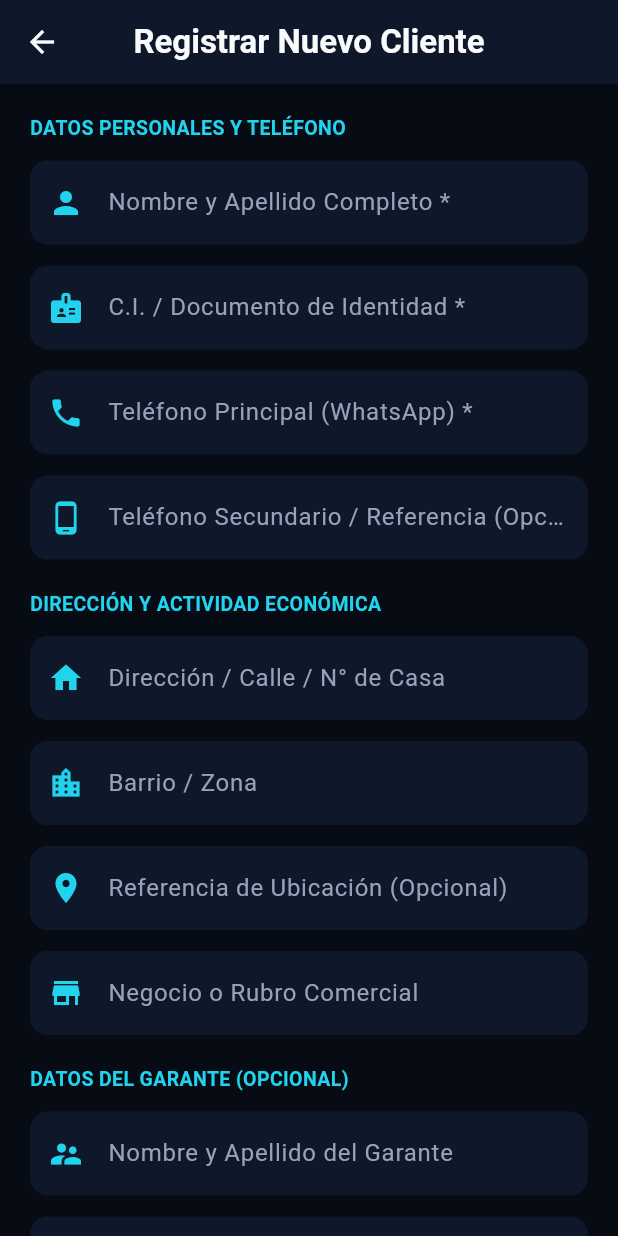
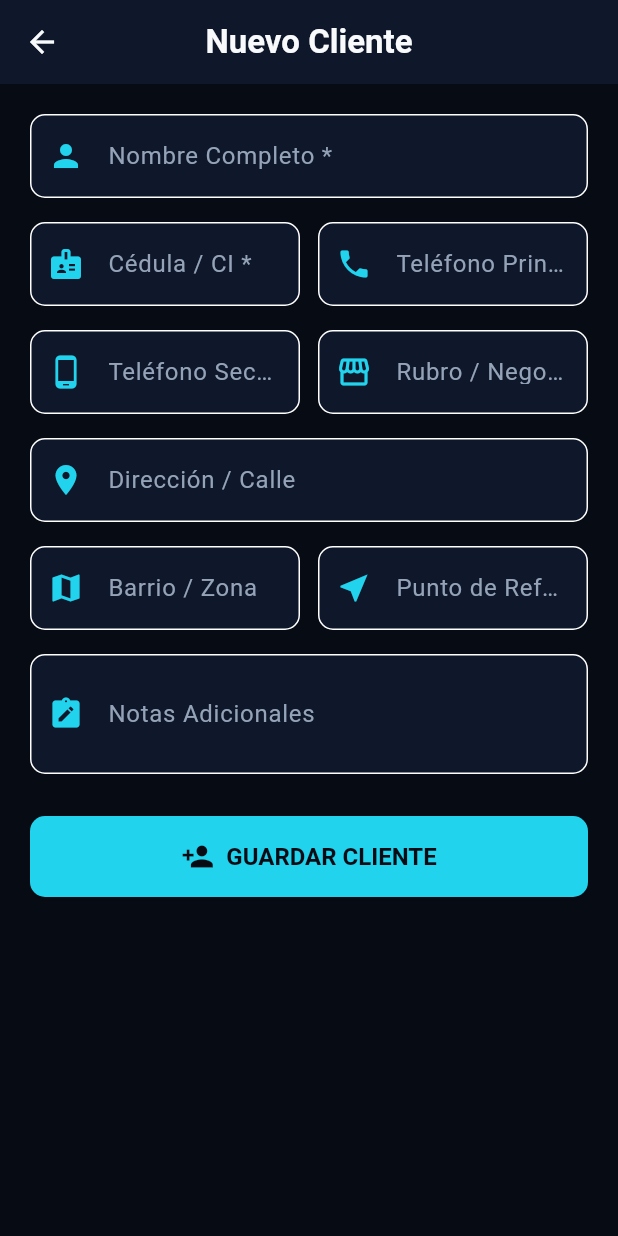
Before and after one commit to Avrorasoft/AScobrar, a Flutter app: the NewClientScreen screen opened directly, on a phone screen of 412 x 824 dp. Run offline on Flutter 3.47's test engine with Material 3 defaults, Android fonts, the phone set to English and light mode, and no system bars; our stand-ins replace cloud_firestore, connectivity_plus, firebase_core, flutter_animate, flutter_local_notifications, flutter_riverpod and 6 more; accounts and stored records are empty.

Commit message:
fix: sincronizacion completa de creacion y edicion de clientes con Hive

```diff
--- a/lib/screens/clients/new_client_screen.dart
+++ b/lib/screens/clients/new_client_screen.dart
@@ -1,110 +1,123 @@
 import 'package:flutter/material.dart';
+import 'package:flutter_riverpod/flutter_riverpod.dart';
 import '../../core/theme/app_colors.dart';
 import '../../models/client_model.dart';
-import '../../services/data_service.dart';
+import '../../providers/clients_provider.dart';
 
-class NewClientScreen extends StatefulWidget {
+class NewClientScreen extends ConsumerStatefulWidget {
   final Client? clientToEdit;
 
   const NewClientScreen({super.key, this.clientToEdit});
 
   @override
-  State<NewClientScreen> createState() => _NewClientScreenState();
+  ConsumerState<NewClientScreen> createState() => _NewClientScreenState();
 }
 
-class _NewClientScreenState extends State<NewClientScreen> {
+class _NewClientScreenState extends ConsumerState<NewClientScreen> {
   final _formKey = GlobalKey<FormState>();
+  final _nameController = TextEditingController();
+  final _documentController = TextEditingController();
+  final _phoneController = TextEditingController();
+  final _phoneSecondaryController = TextEditingController();
+  final _addressController = TextEditingController();
+  final _neighborhoodController = TextEditingController();
+  final _referenceController = TextEditingController();
+  final _businessController = TextEditingController();
+  final _notesController = TextEditingController();
 
-  late TextEditingController _name;
-  late TextEditingController _ci;
-  late TextEditingController _phone;
-  late TextEditingController _phone2;
-  late TextEditingController _street;
-  late TextEditingController _neighborhood;
-  late TextEditingController _reference;
-  late TextEditingController _business;
-  late TextEditingController _guarantorName;
-  late TextEditingController _guarantorPhone;
-  late TextEditingController _guarantorCi;
+  bool _isSaving = false;
 
   @override
   void initState() {
     super.initState();
-    final c = widget.clientToEdit;
-    _name = TextEditingController(text: c?.name ?? '');
-    _ci = TextEditingController(text: c?.documentId ?? '');
-    _phone = TextEditingController(text: c?.phone ?? '');
-    _phone2 = TextEditingController(text: c?.phoneSecondary ?? '');
-    _street = TextEditingController(text: (c?.street.isNotEmpty == true) ? c!.street : (c?.address ?? ''));
-    _neighborhood = TextEditingController(text: c?.neighborhood ?? '');
-    _reference = TextEditingController(text: c?.reference ?? '');
-    _business = TextEditingController(text: c?.business ?? '');
-    _guarantorName = TextEditingController(text: c?.guarantorName ?? '');
-    _guarantorPhone = TextEditingController(text: c?.guarantorPhone ?? '');
-    _guarantorCi = TextEditingController(text: c?.guarantorDocumentId ?? '');
+    if (widget.clientToEdit != null) {
+      final c = widget.clientToEdit!;
+      _nameController.text = c.name;
+      _documentController.text = c.documentId;
+      _phoneController.text = c.phone;
+      _phoneSecondaryController.text = c.phoneSecondary;
+      _addressController.text = c.address;
+      _neighborhoodController.text = c.neighborhood;
+      _referenceController.text = c.reference;
+      _businessController.text = c.business;
+      _notesController.text = c.notes;
+    }
   }
 
   @override
   void dispose() {
-    _name.dispose();
-    _ci.dispose();
-    _phone.dispose();
-    _phone2.dispose();
-    _street.dispose();
-    _neighborhood.dispose();
-    _reference.dispose();
-    _business.dispose();
-    _guarantorName.dispose();
-    _guarantorPhone.dispose();
-    _guarantorCi.dispose();
+    _nameController.dispose();
+    _documentController.dispose();
+    _phoneController.dispose();
+    _phoneSecondaryController.dispose();
+    _addressController.dispose();
+    _neighborhoodController.dispose();
+    _referenceController.dispose();
+    _businessController.dispose();
+    _notesController.dispose();
     super.dispose();
   }
 
   Future<void> _saveClient() async {
     if (!_formKey.currentState!.validate()) return;
 
-    if (widget.clientToEdit != null) {
-      final current = widget.clientToEdit!;
-      final updated = current.copyWith(
-        name: _name.text.trim(),
-        documentId: _ci.text.trim(),
-        phone: _phone.text.trim(),
-        phoneSecondary: _phone2.text.trim(),
-        street: _street.text.trim(),
-        address: _street.text.trim(),
-        neighborhood: _neighborhood.text.trim(),
-        reference: _reference.text.trim(),
-        business: _business.text.trim(),
-        guarantorName: _guarantorName.text.trim(),
-        guarantorPhone: _guarantorPhone.text.trim(),
-        guarantorDocumentId: _guarantorCi.text.trim(),
+    setState(() => _isSaving = true);
+
+    try {
+      final now = DateTime.now();
+      final isEditing = widget.clientToEdit != null;
+
+      final client = Client(
+        id: isEditing ? widget.clientToEdit!.id : 'cli_${now.millisecondsSinceEpoch}',
+        name: _nameController.text.trim(),
+        documentId: _documentController.text.trim(),
+        phone: _phoneController.text.trim(),
+        phoneSecondary: _phoneSecondaryController.text.trim(),
+        address: _addressController.text.trim(),
+        street: _addressController.text.trim(),
+        neighborhood: _neighborhoodController.text.trim(),
+        reference: _referenceController.text.trim(),
+        business: _businessController.text.trim(),
+        notes: _notesController.text.trim(),
+        guarantorName: widget.clientToEdit?.guarantorName ?? '',
+        guarantorPhone: widget.clientToEdit?.guarantorPhone ?? '',
+        guarantorDocumentId: widget.clientToEdit?.guarantorDocumentId ?? '',
+        guarantorAddress: widget.clientToEdit?.guarantorAddress ?? '',
+        creditScore: widget.clientToEdit?.creditScore ?? 100.0,
+        creditLimit: widget.clientToEdit?.creditLimit ?? 5000.0,
+        latitude: widget.clientToEdit?.latitude ?? 0.0,
+        longitude: widget.clientToEdit?.longitude ?? 0.0,
+        isActive: widget.clientToEdit?.isActive ?? true,
+        createdAt: widget.clientToEdit?.createdAt ?? now,
       );
-      await DataService.updateClient(updated);
+
+      if (isEditing) {
+        await ref.read(clientControllerProvider.notifier).updateClient(client);
       } else {
-      final newId = await DataService.createClient(
-        name: _name.text.trim(),
-        documentId: _ci.text.trim(),
-        phone: _phone.text.trim(),
-        phoneSecondary: _phone2.text.trim(),
-        street: _street.text.trim(),
-        address: _street.text.trim(),
-        neighborhood: _neighborhood.text.trim(),
-        business: _business.text.trim(),
+        await ref.read(clientControllerProvider.notifier).createClient(client);
+      }
+
+      if (!mounted) return;
+      setState(() => _isSaving = false);
+
+      ScaffoldMessenger.of(context).showSnackBar(
+        SnackBar(
+          content: Text(isEditing ? 'Cliente actualizado' : 'Cliente registrado exitosamente'),
+          backgroundColor: AppColors.success,
+        ),
       );
-      final created = DataService.getClient(newId);
-      if (created != null) {
-        await DataService.updateClient(
-          created.copyWith(
-            reference: _reference.text.trim(),
-            guarantorName: _guarantorName.text.trim(),
-            guarantorPhone: _guarantorPhone.text.trim(),
-            guarantorDocumentId: _guarantorCi.text.trim(),
+      Navigator.pop(context, true);
+    } catch (e) {
+      if (mounted) {
+        setState(() => _isSaving = false);
+        ScaffoldMessenger.of(context).showSnackBar(
+          SnackBar(
+            content: Text('Error al guardar cliente: $e'),
+            backgroundColor: AppColors.alarmRed,
           ),
         );
       }
     }
-
-    if (mounted) Navigator.pop(context, true);
   }
 
   @override
@@ -114,105 +127,162 @@ class _NewClientScreenState extends State<NewClientScreen> {
     return Scaffold(
       backgroundColor: AppColors.bgDark,
       appBar: AppBar(
-        title: Text(
-          isEditing ? 'Editar Cliente' : 'Registrar Nuevo Cliente',
-          style: const TextStyle(fontWeight: FontWeight.bold, color: AppColors.textLight),
-        ),
+        title: Text(isEditing ? 'Editar Cliente' : 'Nuevo Cliente',
+            style: const TextStyle(fontWeight: FontWeight.bold, color: AppColors.textLight)),
         backgroundColor: AppColors.surfaceDark,
         elevation: 0,
       ),
-      body: SingleChildScrollView(
-        padding: const EdgeInsets.all(20),
+      body: SafeArea(
         child: Form(
           key: _formKey,
-          child: Column(
-            crossAxisAlignment: CrossAxisAlignment.stretch,
+          child: ListView(
+            padding: const EdgeInsets.all(20),
             children: [
-              const Text(
-                'DATOS PERSONALES Y TELÉFONO',
-                style: TextStyle(color: AppColors.neonCyan, fontWeight: FontWeight.bold, fontSize: 13),
+              TextFormField(
+                controller: _nameController,
+                style: const TextStyle(color: AppColors.textLight),
+                decoration: InputDecoration(
+                  labelText: 'Nombre Completo *',
+                  labelStyle: const TextStyle(color: AppColors.textMuted),
+                  prefixIcon: const Icon(Icons.person, color: AppColors.neonCyan),
+                  filled: true,
+                  fillColor: AppColors.surfaceDark,
+                  border: OutlineInputBorder(borderRadius: BorderRadius.circular(10)),
                 ),
-              const SizedBox(height: 12),
-              _buildField(
-                controller: _name,
-                label: 'Nombre y Apellido Completo *',
-                icon: Icons.person,
-                validator: (v) => v == null || v.trim().isEmpty ? 'Ingrese el nombre completo' : null,
+                validator: (val) => (val == null || val.trim().isEmpty) ? 'Ingrese el nombre' : null,
               ),
-              const SizedBox(height: 14),
-              _buildField(
-                controller: _ci,
-                label: 'C.I. / Documento de Identidad *',
-                icon: Icons.badge,
-                validator: (v) => v == null || v.trim().isEmpty ? 'Ingrese el documento de identidad' : null,
+              const SizedBox(height: 16),
+              Row(
+                children: [
+                  Expanded(
+                    child: TextFormField(
+                      controller: _documentController,
+                      style: const TextStyle(color: AppColors.textLight),
+                      decoration: InputDecoration(
+                        labelText: 'Cédula / CI *',
+                        labelStyle: const TextStyle(color: AppColors.textMuted),
+                        prefixIcon: const Icon(Icons.badge, color: AppColors.neonCyan),
+                        filled: true,
+                        fillColor: AppColors.surfaceDark,
+                        border: OutlineInputBorder(borderRadius: BorderRadius.circular(10)),
                       ),
-              const SizedBox(height: 14),
-              _buildField(
-                controller: _phone,
-                label: 'Teléfono Principal (WhatsApp) *',
-                icon: Icons.phone,
+                      validator: (val) => (val == null || val.trim().isEmpty) ? 'Ingrese el documento' : null,
+                    ),
+                  ),
+                  const SizedBox(width: 12),
+                  Expanded(
+                    child: TextFormField(
+                      controller: _phoneController,
                       keyboardType: TextInputType.phone,
-                validator: (v) => v == null || v.trim().isEmpty ? 'Ingrese el teléfono principal' : null,
+                      style: const TextStyle(color: AppColors.textLight),
+                      decoration: InputDecoration(
+                        labelText: 'Teléfono Principal *',
+                        labelStyle: const TextStyle(color: AppColors.textMuted),
+                        prefixIcon: const Icon(Icons.phone, color: AppColors.neonCyan),
+                        filled: true,
+                        fillColor: AppColors.surfaceDark,
+                        border: OutlineInputBorder(borderRadius: BorderRadius.circular(10)),
                       ),
-              const SizedBox(height: 14),
-              _buildField(
-                controller: _phone2,
-                label: 'Teléfono Secundario / Referencia (Opcional)',
-                icon: Icons.phone_android,
+                      validator: (val) => (val == null || val.trim().isEmpty) ? 'Ingrese el teléfono' : null,
+                    ),
+                  ),
+                ],
+              ),
+              const SizedBox(height: 16),
+              Row(
+                children: [
+                  Expanded(
+                    child: TextFormField(
+                      controller: _phoneSecondaryController,
                       keyboardType: TextInputType.phone,
+                      style: const TextStyle(color: AppColors.textLight),
+                      decoration: InputDecoration(
+                        labelText: 'Teléfono Secundario',
+                        labelStyle: const TextStyle(color: AppColors.textMuted),
+                        prefixIcon: const Icon(Icons.phone_android, color: AppColors.neonCyan),
+                        filled: true,
+                        fillColor: AppColors.surfaceDark,
+                        border: OutlineInputBorder(borderRadius: BorderRadius.circular(10)),
                       ),
-              const SizedBox(height: 20),
-              const Text(
-                'DIRECCIÓN Y ACTIVIDAD ECONÓMICA',
-                style: TextStyle(color: AppColors.neonCyan, fontWeight: FontWeight.bold, fontSize: 13),
                     ),
-              const SizedBox(height: 12),
-              _buildField(
-                controller: _street,
-                label: 'Dirección / Calle / N° de Casa',
-                icon: Icons.home,
                   ),
-              const SizedBox(height: 14),
-              _buildField(
-                controller: _neighborhood,
-                label: 'Barrio / Zona',
-                icon: Icons.location_city,
+                  const SizedBox(width: 12),
+                  Expanded(
+                    child: TextFormField(
+                      controller: _businessController,
+                      style: const TextStyle(color: AppColors.textLight),
+                      decoration: InputDecoration(
+                        labelText: 'Rubro / Negocio',
+                        labelStyle: const TextStyle(color: AppColors.textMuted),
+                        prefixIcon: const Icon(Icons.storefront, color: AppColors.neonCyan),
+                        filled: true,
+                        fillColor: AppColors.surfaceDark,
+                        border: OutlineInputBorder(borderRadius: BorderRadius.circular(10)),
                       ),
-              const SizedBox(height: 14),
-              _buildField(
-                controller: _reference,
-                label: 'Referencia de Ubicación (Opcional)',
-                icon: Icons.place,
                     ),
-              const SizedBox(height: 14),
-              _buildField(
-                controller: _business,
-                label: 'Negocio o Rubro Comercial',
-                icon: Icons.store,
                   ),
-              const SizedBox(height: 20),
-              const Text(
-                'DATOS DEL GARANTE (OPCIONAL)',
-                style: TextStyle(color: AppColors.neonCyan, fontWeight: FontWeight.bold, fontSize: 13),
+                ],
               ),
-              const SizedBox(height: 12),
-              _buildField(
-                controller: _guarantorName,
-                label: 'Nombre y Apellido del Garante',
-                icon: Icons.supervisor_account,
+              const SizedBox(height: 16),
+              TextFormField(
+                controller: _addressController,
+                style: const TextStyle(color: AppColors.textLight),
+                decoration: InputDecoration(
+                  labelText: 'Dirección / Calle',
+                  labelStyle: const TextStyle(color: AppColors.textMuted),
+                  prefixIcon: const Icon(Icons.location_on, color: AppColors.neonCyan),
+                  filled: true,
+                  fillColor: AppColors.surfaceDark,
+                  border: OutlineInputBorder(borderRadius: BorderRadius.circular(10)),
                 ),
-              const SizedBox(height: 14),
-              _buildField(
-                controller: _guarantorPhone,
-                label: 'Teléfono del Garante',
-                icon: Icons.phone_callback,
-                keyboardType: TextInputType.phone,
               ),
-              const SizedBox(height: 14),
-              _buildField(
-                controller: _guarantorCi,
-                label: 'C.I. del Garante',
-                icon: Icons.credit_card,
+              const SizedBox(height: 16),
+              Row(
+                children: [
+                  Expanded(
+                    child: TextFormField(
+                      controller: _neighborhoodController,
+                      style: const TextStyle(color: AppColors.textLight),
+                      decoration: InputDecoration(
+                        labelText: 'Barrio / Zona',
+                        labelStyle: const TextStyle(color: AppColors.textMuted),
+                        prefixIcon: const Icon(Icons.map, color: AppColors.neonCyan),
+                        filled: true,
+                        fillColor: AppColors.surfaceDark,
+                        border: OutlineInputBorder(borderRadius: BorderRadius.circular(10)),
+                      ),
+                    ),
+                  ),
+                  const SizedBox(width: 12),
+                  Expanded(
+                    child: TextFormField(
+                      controller: _referenceController,
+                      style: const TextStyle(color: AppColors.textLight),
+                      decoration: InputDecoration(
+                        labelText: 'Punto de Referencia',
+                        labelStyle: const TextStyle(color: AppColors.textMuted),
+                        prefixIcon: const Icon(Icons.near_me, color: AppColors.neonCyan),
+                        filled: true,
+                        fillColor: AppColors.surfaceDark,
+                        border: OutlineInputBorder(borderRadius: BorderRadius.circular(10)),
+                      ),
+                    ),
+                  ),
+                ],
+              ),
+              const SizedBox(height: 16),
+              TextFormField(
+                controller: _notesController,
+                maxLines: 2,
+                style: const TextStyle(color: AppColors.textLight),
+                decoration: InputDecoration(
+                  labelText: 'Notas Adicionales',
+                  labelStyle: const TextStyle(color: AppColors.textMuted),
+                  prefixIcon: const Icon(Icons.note_alt, color: AppColors.neonCyan),
+                  filled: true,
+                  fillColor: AppColors.surfaceDark,
+                  border: OutlineInputBorder(borderRadius: BorderRadius.circular(10)),
+                ),
               ),
               const SizedBox(height: 28),
               ElevatedButton.icon(
@@ -220,14 +290,22 @@ class _NewClientScreenState extends State<NewClientScreen> {
                   backgroundColor: AppColors.neonCyan,
                   foregroundColor: AppColors.bgDark,
                   padding: const EdgeInsets.symmetric(vertical: 16),
-                  shape: RoundedRectangleBorder(borderRadius: BorderRadius.circular(12)),
+                  shape: RoundedRectangleBorder(borderRadius: BorderRadius.circular(10)),
                 ),
-                icon: const Icon(Icons.check, size: 20),
+                icon: _isSaving
+                    ? const SizedBox(
+                        width: 20,
+                        height: 20,
+                        child: CircularProgressIndicator(strokeWidth: 2, color: AppColors.bgDark),
+                      )
+                    : Icon(isEditing ? Icons.save : Icons.person_add, size: 22),
                 label: Text(
-                  isEditing ? 'Guardar Cambios' : 'Registrar Cliente',
-                  style: const TextStyle(fontWeight: FontWeight.bold, fontSize: 16),
+                  _isSaving
+                      ? 'GUARDANDO...'
+                      : (isEditing ? 'ACTUALIZAR CLIENTE' : 'GUARDAR CLIENTE'),
+                  style: const TextStyle(fontSize: 16, fontWeight: FontWeight.bold),
                 ),
-                onPressed: _saveClient,
+                onPressed: _isSaving ? null : _saveClient,
               ),
             ],
           ),
@@ -235,30 +313,4 @@ class _NewClientScreenState extends State<NewClientScreen> {
       ),
     );
   }
-
-  Widget _buildField({
-    required TextEditingController controller,
-    required String label,
-    required IconData icon,
-    TextInputType keyboardType = TextInputType.text,
-    String? Function(String?)? validator,
-  }) {
-    return TextFormField(
-      controller: controller,
-      keyboardType: keyboardType,
-      validator: validator,
-      style: const TextStyle(color: AppColors.textLight),
-      decoration: InputDecoration(
-        labelText: label,
-        labelStyle: const TextStyle(color: AppColors.textMuted),
-        prefixIcon: Icon(icon, color: AppColors.neonCyan),
-        filled: true,
-        fillColor: AppColors.surfaceDark,
-        border: OutlineInputBorder(
-          borderRadius: BorderRadius.circular(12),
-          borderSide: BorderSide.none,
-        ),
-      ),
-    );
 }
-}
```
Also changed, not shown: lib/providers/clients_provider.dart (+10 -11 lines), lib/repositories/client_repository.dart (+21 -70 lines). Lines whose indentation alone changed are shown as unchanged.
